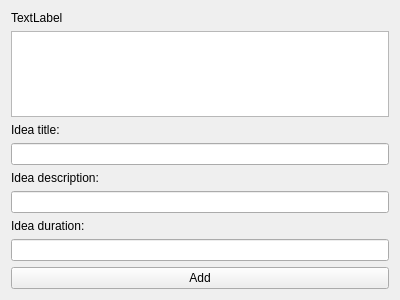
First picture: the form in gui/gui.ui, repository miagiurgiu/ResearchGrantProposalsOOPExam, before the edit.
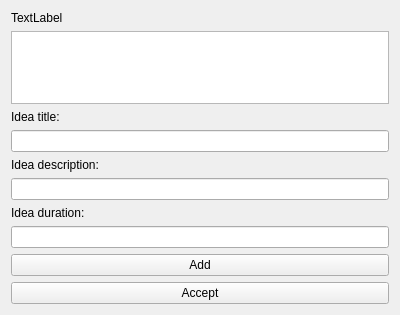
Second picture: the form after the edit.

Diff of the .ui file:
```diff
--- a/gui/gui.ui
+++ b/gui/gui.ui
@@ -7,7 +7,7 @@
     <x>0</x>
     <y>0</y>
     <width>400</width>
-    <height>300</height>
+    <height>315</height>
    </rect>
   </property>
   <property name="windowTitle">
@@ -61,6 +61,13 @@
      </property>
     </widget>
    </item>
+   <item>
+    <widget class="QPushButton" name="acceptButton">
+     <property name="text">
+      <string>Accept</string>
+     </property>
+    </widget>
+   </item>
   </layout>
  </widget>
  <resources/>
```
